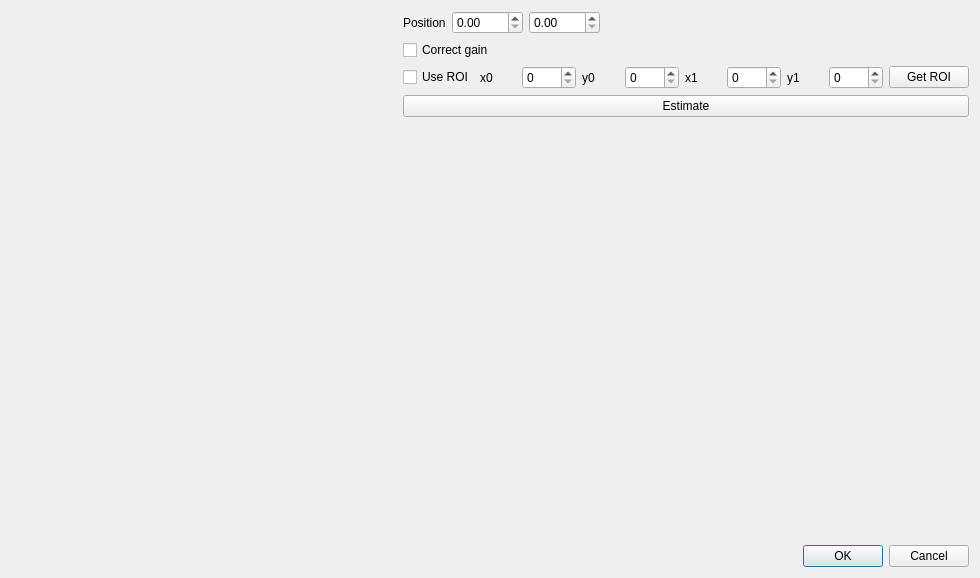
Above: applications/muhrec3/src/piercingpointdialog.ui from neutronimaging/imagingsuite before the change. Below: the same form after it.
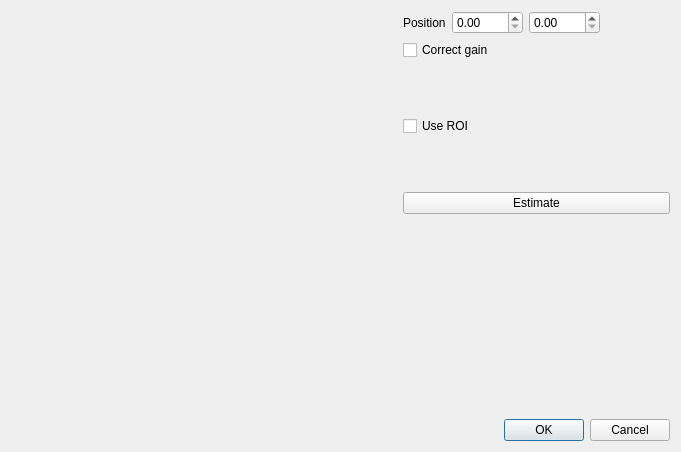
That is the form after the change. Custom widgets are drawn as their Qt base class.

Commit message: Redesigned the piercing point dialog. Now uses the uxROIwidget. Added tool tips.

```diff
--- a/applications/muhrec3/src/piercingpointdialog.ui
+++ b/applications/muhrec3/src/piercingpointdialog.ui
@@ -6,8 +6,8 @@
    <rect>
     <x>0</x>
     <y>0</y>
-    <width>980</width>
-    <height>578</height>
+    <width>681</width>
+    <height>452</height>
    </rect>
   </property>
   <property name="windowTitle">
@@ -87,67 +87,27 @@
           </widget>
          </item>
          <item>
-          <widget class="QLabel" name="label_x0">
-           <property name="text">
-            <string>x0</string>
+          <widget class="QtAddons::uxROIWidget" name="widgetEstimationROI" native="true">
+           <property name="minimumSize">
+            <size>
+             <width>160</width>
+             <height>120</height>
+            </size>
            </property>
           </widget>
          </item>
          <item>
-          <widget class="QSpinBox" name="spinBox_roi0">
-           <property name="maximum">
-            <number>5000</number>
+          <spacer name="horizontalSpacer_2">
+           <property name="orientation">
+            <enum>Qt::Horizontal</enum>
            </property>
-          </widget>
-         </item>
-         <item>
-          <widget class="QLabel" name="label_y0">
-           <property name="text">
-            <string>y0</string>
+           <property name="sizeHint" stdset="0">
+            <size>
+             <width>40</width>
+             <height>20</height>
+            </size>
            </property>
-          </widget>
-         </item>
-         <item>
-          <widget class="QSpinBox" name="spinBox_roi1">
-           <property name="maximum">
-            <number>5000</number>
-           </property>
-          </widget>
-         </item>
-         <item>
-          <widget class="QLabel" name="label_x1">
-           <property name="text">
-            <string>x1</string>
-           </property>
-          </widget>
-         </item>
-         <item>
-          <widget class="QSpinBox" name="spinBox_roi2">
-           <property name="maximum">
-            <number>5000</number>
-           </property>
-          </widget>
-         </item>
-         <item>
-          <widget class="QLabel" name="label_y1">
-           <property name="text">
-            <string>y1</string>
-           </property>
-          </widget>
-         </item>
-         <item>
-          <widget class="QSpinBox" name="spinBox_roi3">
-           <property name="maximum">
-            <number>5000</number>
-           </property>
-          </widget>
-         </item>
-         <item>
-          <widget class="QPushButton" name="pushButton_getROI">
-           <property name="text">
-            <string>Get ROI</string>
-           </property>
-          </widget>
+          </spacer>
          </item>
         </layout>
        </item>
@@ -193,6 +153,18 @@
    <extends>QWidget</extends>
    <header location="global">imageviewerwidget.h</header>
    <container>1</container>
+   <slots>
+    <signal>levelsChanged(float,float)</signal>
+   </slots>
+  </customwidget>
+  <customwidget>
+   <class>QtAddons::uxROIWidget</class>
+   <extends>QWidget</extends>
+   <header location="global">uxroiwidget.h</header>
+   <container>1</container>
+   <slots>
+    <signal>valueChanged(int,int,int,int)</signal>
+   </slots>
   </customwidget>
  </customwidgets>
  <resources/>
```
Left out of the diff: 9 changed lines with no effect on the pictures. The commit also changes 2 other files.
